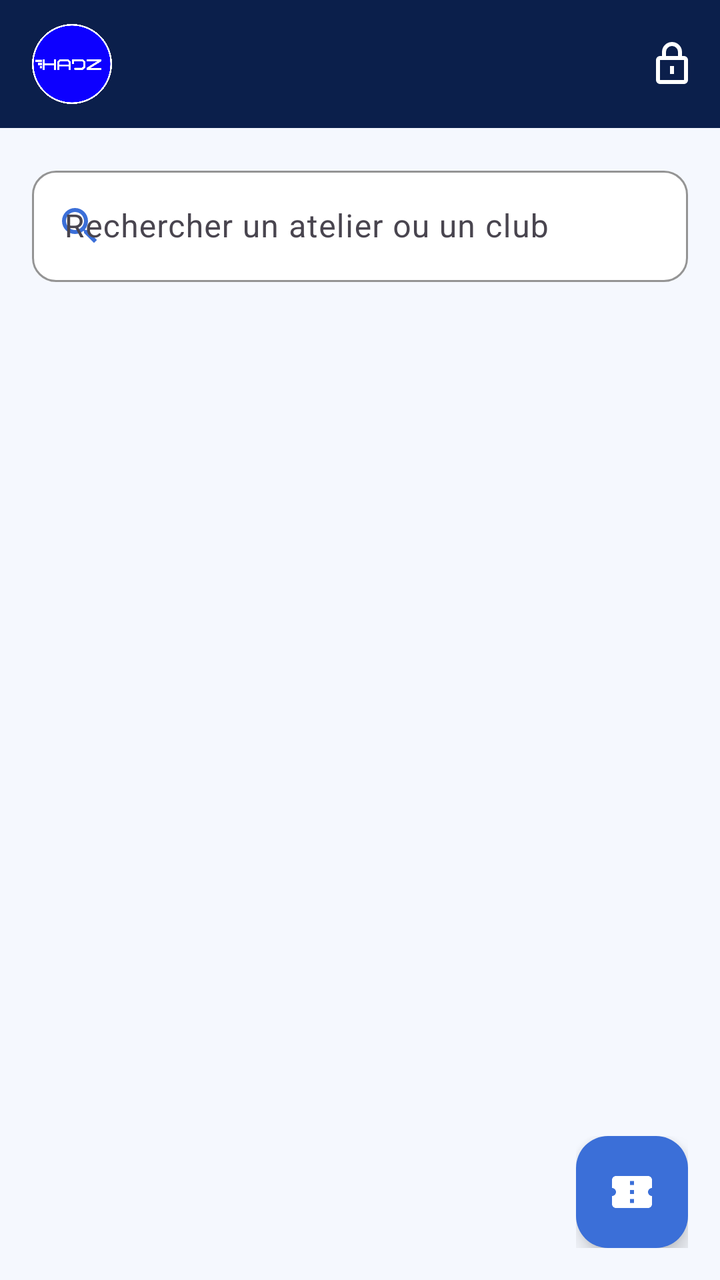
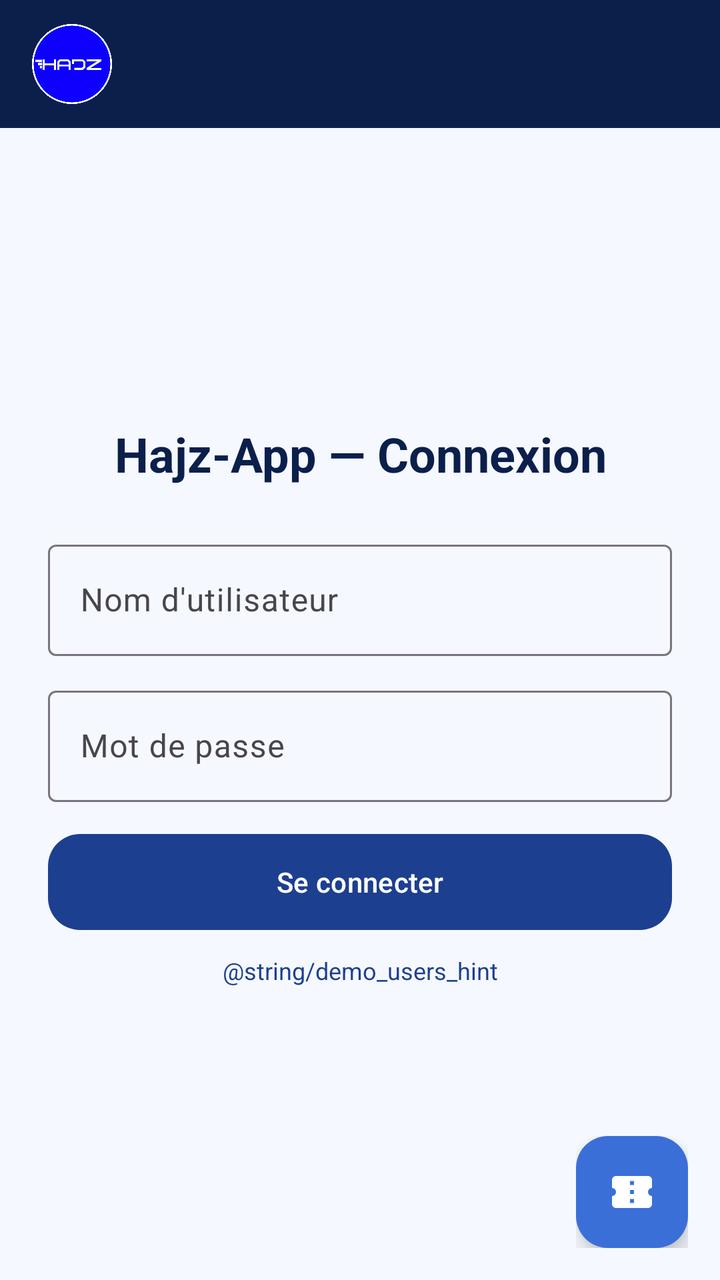

Screens rendered from an Android XML layout before and after an edit, with the pre-edit source and the edit as a unified diff.
<!-- AndroidManifest.xml: application theme Theme.HajzApp -->
<!-- res/layout/activity_main.xml -->
<?xml version="1.0" encoding="utf-8"?>
<androidx.coordinatorlayout.widget.CoordinatorLayout xmlns:android="http://schemas.android.com/apk/res/android"
    xmlns:app="http://schemas.android.com/apk/res-auto"
    android:layout_width="match_parent"
    android:layout_height="match_parent"
    android:background="@color/background">

    
    <com.google.android.material.appbar.AppBarLayout
        android:id="@+id/appBar"
        android:layout_width="match_parent"
        android:layout_height="wrap_content"
        android:background="@color/blue_900"
        app:elevation="0dp">
        <com.google.android.material.appbar.MaterialToolbar
            android:id="@+id/toolbar"
            android:layout_width="match_parent"
            android:layout_height="?attr/actionBarSize"
            android:background="@color/blue_900"
            app:titleTextColor="@color/primary"
            app:subtitleTextColor="@color/onSurface">
            <RelativeLayout
                android:layout_width="match_parent"
                android:layout_height="match_parent">
                <ImageView
                    android:id="@+id/ivToolbarLogo"
                    android:layout_width="132dp"
                    android:layout_height="40dp"
                    android:layout_alignParentStart="true"
                    android:layout_centerVertical="true"
                    android:adjustViewBounds="true"
                    android:scaleType="fitStart"
                    android:contentDescription="@string/app_name"
                    android:src="@drawable/hajz_app" />
                <LinearLayout
                    android:layout_width="wrap_content"
                    android:layout_height="match_parent"
                    android:layout_alignParentEnd="true"
                    android:gravity="center_vertical|end"
                    android:orientation="horizontal">
                    <ImageButton
                        android:id="@+id/btnAjouterAtelier"
                        android:layout_width="48dp"
                        android:layout_height="48dp"
                        android:layout_marginStart="4dp"
                        android:background="?attr/selectableItemBackgroundBorderless"
                        android:src="@drawable/ic_add"
                        app:tint="@color/onPrimary"
                        android:contentDescription="@string/ajouter_atelier"
                        android:visibility="gone" />
                    <ImageButton
                        android:id="@+id/btnExporter"
                        android:layout_width="48dp"
                        android:layout_height="48dp"
                        android:layout_marginStart="4dp"
                        android:background="?attr/selectableItemBackgroundBorderless"
                        android:src="@drawable/ic_share"
                        app:tint="@color/onPrimary"
                        android:contentDescription="@string/exporter"
                        android:visibility="gone" />
                    <ImageButton
                        android:id="@+id/btnAdmin"
                        android:layout_width="48dp"
                        android:layout_height="48dp"
                        android:layout_marginStart="4dp"
                        android:background="?attr/selectableItemBackgroundBorderless"
                        android:src="@drawable/ic_admin_lock"
                        app:tint="@color/onPrimary"
                        android:contentDescription="@string/admin_access"
                        />
                </LinearLayout>
            </RelativeLayout>
        </com.google.android.material.appbar.MaterialToolbar>
    </com.google.android.material.appbar.AppBarLayout>

    
    <FrameLayout
        android:layout_width="match_parent"
        android:layout_height="match_parent"
        app:layout_behavior="@string/appbar_scrolling_view_behavior">

        
        <LinearLayout
            android:id="@+id/viewA"
            android:layout_width="match_parent"
            android:layout_height="match_parent"
            android:orientation="vertical"
            android:padding="16dp"
            android:visibility="visible">

            <com.google.android.material.textfield.TextInputLayout
                android:layout_width="match_parent"
                android:layout_height="wrap_content"
                android:layout_marginBottom="8dp"
                style="@style/Widget.Material3.TextInputLayout.OutlinedBox"
                app:startIconDrawable="@drawable/ic_search"
                app:startIconTint="@color/blue_500"
                app:boxCornerRadiusTopStart="12dp"
                app:boxCornerRadiusTopEnd="12dp"
                app:boxCornerRadiusBottomStart="12dp"
                app:boxCornerRadiusBottomEnd="12dp"
                app:boxStrokeColor="@color/blue_500"
                app:boxBackgroundColor="@color/surface"
                app:endIconMode="clear_text">
                <com.google.android.material.textfield.TextInputEditText
                    android:id="@+id/etRechercheAteliers"
                    android:layout_width="match_parent"
                    android:layout_height="wrap_content"
                    android:hint="@string/rechercher_ateliers"
                    android:textColor="@color/onBackground"
                    android:textColorHint="@color/onSurface" />
            </com.google.android.material.textfield.TextInputLayout>

            <HorizontalScrollView
                android:layout_width="match_parent"
                android:layout_height="wrap_content"
                android:layout_marginBottom="8dp"
                android:scrollbars="none">
                <LinearLayout
                    android:id="@+id/chipsClubs"
                    android:layout_width="wrap_content"
                    android:layout_height="wrap_content"
                    android:orientation="horizontal" />
            </HorizontalScrollView>

            <LinearLayout
                android:id="@+id/emptyAteliers"
                android:layout_width="match_parent"
                android:layout_height="0dp"
                android:layout_weight="1"
                android:gravity="center"
                android:orientation="vertical"
                android:visibility="gone">
                <ImageView
                    android:layout_width="72dp"
                    android:layout_height="72dp"
                    android:contentDescription="@string/empty_ateliers"
                    android:src="@drawable/ic_empty"
                    app:tint="@color/onSurface" />
                <TextView
                    android:id="@+id/tvEmptyAteliers"
                    android:layout_width="wrap_content"
                    android:layout_height="wrap_content"
                    android:layout_marginTop="12dp"
                    android:text="@string/empty_ateliers"
                    android:textAlignment="center"
                    android:textColor="@color/onSurface" />
            </LinearLayout>

            <androidx.recyclerview.widget.RecyclerView
                android:id="@+id/rvAteliers"
                android:layout_width="match_parent"
                android:layout_height="0dp"
                android:layout_weight="1"
                android:paddingBottom="72dp"
                android:clipToPadding="false"/>
        </LinearLayout>

        
        <LinearLayout
            android:id="@+id/viewB"
            android:layout_width="match_parent"
            android:layout_height="match_parent"
            android:orientation="vertical"
            android:padding="16dp"
            android:visibility="gone"
            android:background="@color/background">

            <LinearLayout
                android:layout_width="match_parent"
                android:layout_height="wrap_content"
                android:gravity="center_vertical"
                android:orientation="horizontal"
                android:layout_marginBottom="16dp">
                <ImageButton
                    android:id="@+id/btnBackB"
                    android:layout_width="48dp"
                    android:layout_height="48dp"
                    android:layout_marginEnd="8dp"
                    android:background="?attr/selectableItemBackgroundBorderless"
                    android:src="@drawable/ic_back"
                    app:tint="@color/onBackground"
                    android:contentDescription="@string/retour_ateliers"
                    />
                <TextView
                    android:layout_width="0dp"
                    android:layout_height="wrap_content"
                    android:layout_weight="1"
                    android:text="@string/nouvelle_reservation"
                    android:textSize="24sp"
                    android:textStyle="bold"
                    android:textColor="@color/onBackground"/>
            </LinearLayout>

            <com.google.android.material.textfield.TextInputLayout
                android:layout_width="match_parent"
                android:layout_height="wrap_content"
                android:layout_marginBottom="16dp"
                app:boxCornerRadiusTopStart="12dp"
                app:boxCornerRadiusTopEnd="12dp"
                app:boxCornerRadiusBottomStart="12dp"
                app:boxCornerRadiusBottomEnd="12dp">
                <com.google.android.material.textfield.TextInputEditText
                    android:id="@+id/etNom"
                    android:layout_width="match_parent"
                    android:layout_height="wrap_content"
                    android:hint="@string/nom" />
            </com.google.android.material.textfield.TextInputLayout>

            <com.google.android.material.textfield.TextInputLayout
                android:layout_width="match_parent"
                android:layout_height="wrap_content"
                android:layout_marginBottom="16dp"
                app:boxCornerRadiusTopStart="12dp"
                app:boxCornerRadiusTopEnd="12dp"
                app:boxCornerRadiusBottomStart="12dp"
                app:boxCornerRadiusBottomEnd="12dp">
                <com.google.android.material.textfield.TextInputEditText
                    android:id="@+id/etPrenom"
                    android:layout_width="match_parent"
                    android:layout_height="wrap_content"
                    android:hint="@string/prenom" />
            </com.google.android.material.textfield.TextInputLayout>

            <Spinner
                android:id="@+id/spAteliers"
                android:layout_width="match_parent"
                android:layout_height="48dp"
                android:layout_marginBottom="24dp"/>

            <com.google.android.material.button.MaterialButton
                android:id="@+id/btnConfirmerReservation"
                android:layout_width="match_parent"
                android:layout_height="56dp"
                android:text="@string/confirmer"
                android:textAllCaps="false"
                android:backgroundTint="@color/secondary"
                app:icon="@drawable/ic_check"
                app:iconGravity="textStart"
                app:cornerRadius="16dp"
                android:layout_marginBottom="12dp"/>
        </LinearLayout>

        
        <LinearLayout
            android:id="@+id/viewC"
            android:layout_width="match_parent"
            android:layout_height="match_parent"
            android:orientation="vertical"
            android:padding="16dp"
            android:visibility="gone"
            android:background="@color/background">

            <LinearLayout
                android:layout_width="match_parent"
                android:layout_height="wrap_content"
                android:gravity="center_vertical"
                android:orientation="horizontal"
                android:layout_marginBottom="16dp">
                <ImageButton
                    android:id="@+id/btnBackC"
                    android:layout_width="48dp"
                    android:layout_height="48dp"
                    android:layout_marginEnd="8dp"
                    android:background="?attr/selectableItemBackgroundBorderless"
                    android:src="@drawable/ic_back"
                    app:tint="@color/onBackground"
                    android:contentDescription="@string/retour_ateliers"
                    />
                <TextView
                    android:layout_width="0dp"
                    android:layout_height="wrap_content"
                    android:layout_weight="1"
                    android:text="@string/mes_reservations"
                    android:textSize="24sp"
                    android:textStyle="bold"
                    android:textColor="@color/onBackground"/>
            </LinearLayout>

            <HorizontalScrollView
                android:layout_width="match_parent"
                android:layout_height="wrap_content"
                android:layout_marginBottom="12dp"
                android:scrollbars="none">
                <LinearLayout
                    android:id="@+id/filterChips"
                    android:layout_width="wrap_content"
                    android:layout_height="wrap_content"
                    android:orientation="horizontal"/>
            </HorizontalScrollView>

            <ListView
                android:id="@+id/lvReservations"
                android:layout_width="match_parent"
                android:layout_height="0dp"
                android:layout_weight="1"
                android:layout_marginBottom="16dp"/>

            <LinearLayout
                android:id="@+id/emptyReservations"
                android:layout_width="match_parent"
                android:layout_height="0dp"
                android:layout_weight="1"
                android:gravity="center"
                android:orientation="vertical"
                android:visibility="gone">
                <ImageView
    android:layout_width="wrap_content"
    android:layout_height="40dp"
    android:layout_gravity="start|center_vertical"
    android:adjustViewBounds="true"
    android:contentDescription="@string/app_name"
    android:src="@drawable/hajz_app" />
                <TextView
                    android:id="@+id/tvEmptyReservations"
                    android:layout_width="wrap_content"
                    android:layout_height="wrap_content"
                    android:layout_marginTop="12dp"
                    android:text="@string/empty_reservations"
                    android:textAlignment="center"
                    android:textColor="@color/onSurface" />
            </LinearLayout>

        </LinearLayout>
    </FrameLayout>
    <FrameLayout
        android:layout_width="wrap_content"
        android:layout_height="wrap_content"
        android:layout_gravity="bottom|end"
        android:layout_margin="16dp">
        <com.google.android.material.floatingactionbutton.FloatingActionButton
            android:id="@+id/btnGoToMesReservations"
            android:layout_width="56dp"
            android:layout_height="56dp"
            android:src="@drawable/ic_ticket"
            android:contentDescription="@string/voir_mes_reservations"
            app:tint="@color/onSecondary"
            app:backgroundTint="@color/secondary" />
        <TextView
            android:id="@+id/tvReservationBadge"
            android:layout_width="20dp"
            android:layout_height="20dp"
            android:layout_gravity="top|end"
            android:layout_marginTop="-2dp"
            android:layout_marginEnd="-2dp"
            android:gravity="center"
            android:background="@drawable/bg_status_badge"
            android:textColor="@color/on_admin_accent"
            android:textSize="12sp"
            android:textStyle="bold"
            android:visibility="gone"/>
    </FrameLayout>
</androidx.coordinatorlayout.widget.CoordinatorLayout>
<!-- resources referenced by this layout -->
<resources>
  <color name="background">#F5F8FE</color>
  <color name="blue_500">#3B6FD8</color>
  <color name="blue_900">#0B1F4B</color>
  <color name="onBackground">#0B1F4B</color>
  <color name="onPrimary">#FFFFFF</color>
  <color name="onSecondary">#FFFFFF</color>
  <color name="onSurface">#1D3F8F</color>
  <color name="on_admin_accent">#0B1F4B</color>
  <color name="primary">#1D3F8F</color>
  <color name="secondary">#3B6FD8</color>
  <color name="surface">#FFFFFF</color>
  <!-- drawable bg_status_badge (drawable) -->
  <?xml version="1.0" encoding="utf-8"?>
  <shape xmlns:android="http://schemas.android.com/apk/res/android" android:shape="rectangle">
      <solid android:color="@color/stroke" />
      <corners android:radius="16dp" />
  </shape>
  <!-- drawable ic_add (drawable) -->
  <?xml version="1.0" encoding="utf-8"?>
  <vector xmlns:android="http://schemas.android.com/apk/res/android"
      android:width="24dp" android:height="24dp"
      android:viewportWidth="24" android:viewportHeight="24">
      <path android:fillColor="@color/onSurface" android:pathData="M19,13h-6v6h-2v-6H5v-2h6V5h2v6h6v2z"/>
  </vector>
  <!-- drawable ic_admin_lock (drawable) -->
  <vector xmlns:android="http://schemas.android.com/apk/res/android"
      android:width="24dp"
      android:height="24dp"
      android:viewportWidth="24"
      android:viewportHeight="24">
      <path
          android:fillColor="#FF000000"
          android:pathData="M18,8h-1V6a5,5 0 0,0 -10,0v2H6a2,2 0 0,0 -2,2v10a2,2 0 0,0 2,2h12a2,2 0 0,0 2,-2V10a2,2 0 0,0 -2,-2zM9,6a3,3 0 0,1 6,0v2H9V6zM18,20H6V10h12v10zM11,13h2v4h-2v-4z"/>
  </vector>
  <!-- drawable ic_back (drawable) -->
  <?xml version="1.0" encoding="utf-8"?>
  <vector xmlns:android="http://schemas.android.com/apk/res/android"
      android:width="24dp" android:height="24dp"
      android:viewportWidth="24" android:viewportHeight="24">
      <path android:fillColor="@color/onSurface" android:pathData="M20,11H7.83l5.59,-5.59L12,4l-8,8 8,8 1.41,-1.41L7.83,13H20v-2z"/>
  </vector>
  <!-- drawable ic_check (drawable) -->
  <?xml version="1.0" encoding="utf-8"?>
  <vector xmlns:android="http://schemas.android.com/apk/res/android"
      android:width="24dp" android:height="24dp"
      android:viewportWidth="24" android:viewportHeight="24">
      <path android:fillColor="@color/onSurface" android:pathData="M9,16.17L4.83,12l-1.42,1.41L9,19 21,7l-1.41,-1.41z"/>
  </vector>
  <!-- drawable ic_empty (drawable) -->
  <vector xmlns:android="http://schemas.android.com/apk/res/android"
      android:width="24dp"
      android:height="24dp"
      android:viewportWidth="24"
      android:viewportHeight="24">
      <path
          android:fillColor="#FF000000"
          android:pathData="M19,3H5C3.9,3 3,3.9 3,5v14c0,1.1 0.9,2 2,2h14c1.1,0 2,-0.9 2,-2V5C21,3.9 20.1,3 19,3zM19,19H5V5h14V19zM7,7h10v2H7V7zM7,11h7v2H7V11zM7,15h4v2H7V15z"/>
  </vector>
  <string name="admin_access">Accès administrateur</string>
  <string name="ajouter_atelier">Ajouter un atelier</string>
  <string name="app_name">Hajz-App</string>
  <string name="confirmer">Confirmer</string>
  <string name="empty_ateliers">Aucun atelier à afficher</string>
  <string name="empty_reservations">Aucune réservation pour le moment</string>
  <string name="exporter">Exporter</string>
  <string name="mes_reservations">Mes réservations</string>
  <string name="nom">Nom</string>
  <string name="nouvelle_reservation">Nouvelle réservation</string>
  <string name="prenom">Prénom</string>
  <string name="rechercher_ateliers">Rechercher un atelier ou un club</string>
  <string name="retour_ateliers">Retour aux ateliers</string>
  <string name="voir_mes_reservations">Voir mes réservations</string>
  <color name="stroke">#E3ECFB</color>
  <!-- unchanged entries left out for length: 5 -->
</resources>

<!-- the commit's change to res/layout/activity_main.xml (unified diff, before → after) -->
@@ -58,16 +58,6 @@
                         app:tint="@color/onPrimary"
                         android:contentDescription="@string/exporter"
                         android:visibility="gone" />
-                    <ImageButton
-                        android:id="@+id/btnAdmin"
-                        android:layout_width="48dp"
-                        android:layout_height="48dp"
-                        android:layout_marginStart="4dp"
-                        android:background="?attr/selectableItemBackgroundBorderless"
-                        android:src="@drawable/ic_admin_lock"
-                        app:tint="@color/onPrimary"
-                        android:contentDescription="@string/admin_access"
-                        />
                 </LinearLayout>
             </RelativeLayout>
         </com.google.android.material.appbar.MaterialToolbar>
@@ -75,9 +65,81 @@
 
     
     <FrameLayout
+        android:id="@+id/contentArea"
         android:layout_width="match_parent"
         android:layout_height="match_parent"
         app:layout_behavior="@string/appbar_scrolling_view_behavior">
+
+        <LinearLayout
+            android:id="@+id/viewLogin"
+            android:layout_width="match_parent"
+            android:layout_height="match_parent"
+            android:gravity="center"
+            android:orientation="vertical"
+            android:padding="24dp"
+            android:visibility="visible">
+
+            <TextView
+                android:layout_width="match_parent"
+                android:layout_height="wrap_content"
+                android:layout_marginBottom="24dp"
+                android:text="@string/login_title"
+                android:textAlignment="center"
+                android:textColor="@color/onBackground"
+                android:textSize="24sp"
+                android:textStyle="bold" />
+
+            <com.google.android.material.textfield.TextInputLayout
+                android:layout_width="match_parent"
+                android:layout_height="wrap_content"
+                android:layout_marginBottom="12dp">
+                <com.google.android.material.textfield.TextInputEditText
+                    android:id="@+id/etLoginUser"
+                    android:layout_width="match_parent"
+                    android:layout_height="wrap_content"
+                    android:hint="@string/hint_username"
+                    android:inputType="text" />
+            </com.google.android.material.textfield.TextInputLayout>
+
+            <com.google.android.material.textfield.TextInputLayout
+                android:layout_width="match_parent"
+                android:layout_height="wrap_content"
+                android:layout_marginBottom="12dp">
+                <com.google.android.material.textfield.TextInputEditText
+                    android:id="@+id/etLoginPass"
+                    android:layout_width="match_parent"
+                    android:layout_height="wrap_content"
+                    android:hint="@string/hint_password"
+                    android:inputType="textPassword" />
+            </com.google.android.material.textfield.TextInputLayout>
+
+            <com.google.android.material.button.MaterialButton
+                android:id="@+id/btnLogin"
+                android:layout_width="match_parent"
+                android:layout_height="56dp"
+                android:layout_marginBottom="8dp"
+                android:text="@string/btn_login"
+                android:textAllCaps="false"
+                app:cornerRadius="16dp" />
+
+            <TextView
+                android:id="@+id/tvLoginError"
+                android:layout_width="match_parent"
+                android:layout_height="wrap_content"
+                android:layout_marginBottom="12dp"
+                android:text="@string/login_error"
+                android:textColor="@color/danger"
+                android:visibility="gone" />
+
+            <TextView
+                android:id="@+id/tvDemoUsers"
+                android:layout_width="match_parent"
+                android:layout_height="wrap_content"
+                android:gravity="center"
+                android:text="@string/demo_users_hint"
+                android:textColor="@color/onSurface"
+                android:textSize="12sp" />
+        </LinearLayout>
 
         
         <LinearLayout
@@ -86,7 +148,30 @@
             android:layout_height="match_parent"
             android:orientation="vertical"
             android:padding="16dp"
-            android:visibility="visible">
+            android:visibility="gone">
+
+            <LinearLayout
+                android:layout_width="match_parent"
+                android:layout_height="wrap_content"
+                android:layout_marginBottom="8dp"
+                android:gravity="center_vertical"
+                android:orientation="horizontal">
+                <TextView
+                    android:id="@+id/tvUserStatus"
+                    android:layout_width="0dp"
+                    android:layout_height="wrap_content"
+                    android:layout_weight="1"
+                    android:text="@string/not_connected"
+                    android:textColor="@color/onSurface"
+                    android:textStyle="bold" />
+                <Button
+                    android:id="@+id/btnLogout"
+                    android:layout_width="wrap_content"
+                    android:layout_height="wrap_content"
+                    android:minHeight="48dp"
+                    style="@style/Widget.Material3.Button.OutlinedButton"
+                    android:text="@string/btn_logout" />
+            </LinearLayout>
 
             <com.google.android.material.textfield.TextInputLayout
                 android:layout_width="match_parent"
@@ -192,10 +277,19 @@
                     android:textColor="@color/onBackground"/>
             </LinearLayout>
 
+            <TextView
+                android:id="@+id/tvReserveAs"
+                android:layout_width="match_parent"
+                android:layout_height="wrap_content"
+                android:layout_marginBottom="16dp"
+                android:textColor="@color/onSurface"
+                android:textStyle="bold" />
+
             <com.google.android.material.textfield.TextInputLayout
                 android:layout_width="match_parent"
                 android:layout_height="wrap_content"
                 android:layout_marginBottom="16dp"
+                android:visibility="gone"
                 app:boxCornerRadiusTopStart="12dp"
                 app:boxCornerRadiusTopEnd="12dp"
                 app:boxCornerRadiusBottomStart="12dp"
@@ -204,13 +298,15 @@
                     android:id="@+id/etNom"
                     android:layout_width="match_parent"
                     android:layout_height="wrap_content"
-                    android:hint="@string/nom" />
+                    android:hint="@string/nom"
+                    android:visibility="gone" />
             </com.google.android.material.textfield.TextInputLayout>
 
             <com.google.android.material.textfield.TextInputLayout
                 android:layout_width="match_parent"
                 android:layout_height="wrap_content"
                 android:layout_marginBottom="16dp"
+                android:visibility="gone"
                 app:boxCornerRadiusTopStart="12dp"
                 app:boxCornerRadiusTopEnd="12dp"
                 app:boxCornerRadiusBottomStart="12dp"
@@ -219,7 +315,8 @@
                     android:id="@+id/etPrenom"
                     android:layout_width="match_parent"
                     android:layout_height="wrap_content"
-                    android:hint="@string/prenom" />
+                    android:hint="@string/prenom"
+                    android:visibility="gone" />
             </com.google.android.material.textfield.TextInputLayout>
 
             <Spinner
@@ -289,12 +386,11 @@
                     android:orientation="horizontal"/>
             </HorizontalScrollView>
 
-            <ListView
-                android:id="@+id/lvReservations"
+            <androidx.recyclerview.widget.RecyclerView
+                android:id="@+id/rvReservations"
                 android:layout_width="match_parent"
                 android:layout_height="0dp"
-                android:layout_weight="1"
-                android:layout_marginBottom="16dp"/>
+                android:layout_weight="1" />
 
             <LinearLayout
                 android:id="@+id/emptyReservations"
@@ -324,6 +420,7 @@
         </LinearLayout>
     </FrameLayout>
     <FrameLayout
+        android:id="@+id/reservationFabContainer"
         android:layout_width="wrap_content"
         android:layout_height="wrap_content"
         android:layout_gravity="bottom|end"
<!-- resource entries referenced after the edit -->
@@ -3,6 +3,7 @@
   <color name="background">#F5F8FE</color>
   <color name="blue_500">#3B6FD8</color>
   <color name="blue_900">#0B1F4B</color>
+  <color name="danger">#B42318</color>
   <color name="onBackground">#0B1F4B</color>
   <color name="onPrimary">#FFFFFF</color>
   <color name="onSecondary">#FFFFFF</color>
@@ -23,16 +24,6 @@
       android:width="24dp" android:height="24dp"
       android:viewportWidth="24" android:viewportHeight="24">
       <path android:fillColor="@color/onSurface" android:pathData="M19,13h-6v6h-2v-6H5v-2h6V5h2v6h6v2z"/>
-  </vector>
-  <!-- drawable ic_admin_lock (drawable) -->
-  <vector xmlns:android="http://schemas.android.com/apk/res/android"
-      android:width="24dp"
-      android:height="24dp"
-      android:viewportWidth="24"
-      android:viewportHeight="24">
-      <path
-          android:fillColor="#FF000000"
-          android:pathData="M18,8h-1V6a5,5 0 0,0 -10,0v2H6a2,2 0 0,0 -2,2v10a2,2 0 0,0 2,2h12a2,2 0 0,0 2,-2V10a2,2 0 0,0 -2,-2zM9,6a3,3 0 0,1 6,0v2H9V6zM18,20H6V10h12v10zM11,13h2v4h-2v-4z"/>
   </vector>
   <!-- drawable ic_back (drawable) -->
   <?xml version="1.0" encoding="utf-8"?>
@@ -58,15 +49,21 @@
           android:fillColor="#FF000000"
           android:pathData="M19,3H5C3.9,3 3,3.9 3,5v14c0,1.1 0.9,2 2,2h14c1.1,0 2,-0.9 2,-2V5C21,3.9 20.1,3 19,3zM19,19H5V5h14V19zM7,7h10v2H7V7zM7,11h7v2H7V11zM7,15h4v2H7V15z"/>
   </vector>
-  <string name="admin_access">Accès administrateur</string>
   <string name="ajouter_atelier">Ajouter un atelier</string>
   <string name="app_name">Hajz-App</string>
+  <string name="btn_login">Se connecter</string>
+  <string name="btn_logout">Déconnexion</string>
   <string name="confirmer">Confirmer</string>
   <string name="empty_ateliers">Aucun atelier à afficher</string>
   <string name="empty_reservations">Aucune réservation pour le moment</string>
   <string name="exporter">Exporter</string>
+  <string name="hint_password">Mot de passe</string>
+  <string name="hint_username">Nom d\'utilisateur</string>
+  <string name="login_error">Identifiants incorrects</string>
+  <string name="login_title">Hajz-App — Connexion</string>
   <string name="mes_reservations">Mes réservations</string>
   <string name="nom">Nom</string>
+  <string name="not_connected">Non connecté</string>
   <string name="nouvelle_reservation">Nouvelle réservation</string>
   <string name="prenom">Prénom</string>
   <string name="rechercher_ateliers">Rechercher un atelier ou un club</string>
